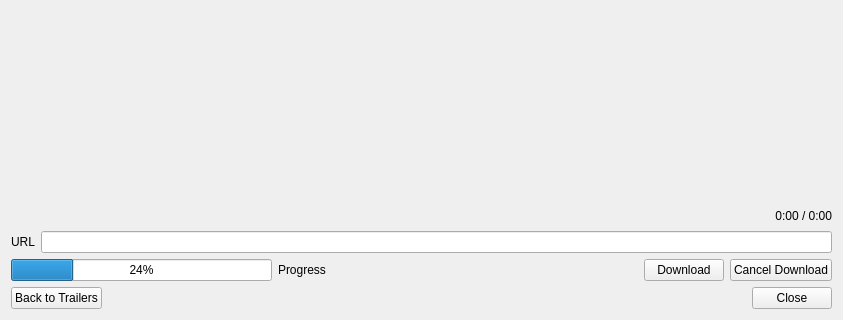
Komet/MediaElch, file globals/TrailerDialog.ui: the form before one commit; both pictures show x 0 to 843 and y 324 to 644 of the 843 by 644 pixel window.
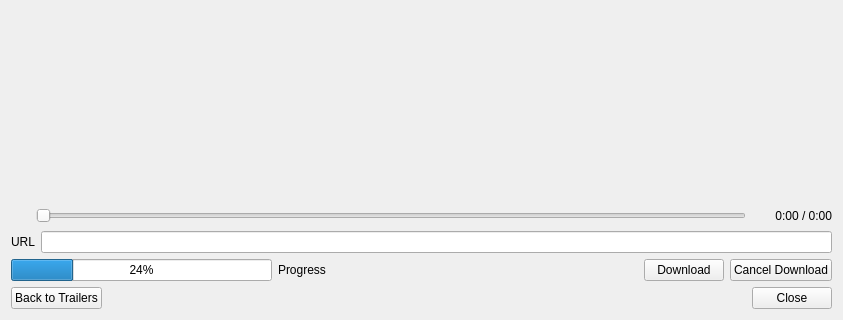
The form after the commit. The open tabs and pages were chosen to show the change. Icons and pictures are not drawn. Custom widgets are drawn as their Qt base class.

Diff of the .ui file:
```diff
--- a/globals/TrailerDialog.ui
+++ b/globals/TrailerDialog.ui
@@ -235,7 +235,11 @@
           </widget>
          </item>
          <item>
-          <widget class="Phonon::SeekSlider" name="seekSlider"/>
+          <widget class="QSlider" name="seekSlider">
+           <property name="orientation">
+            <enum>Qt::Horizontal</enum>
+           </property>
+          </widget>
          </item>
          <item>
           <widget class="QLabel" name="time">
@@ -366,9 +370,9 @@
  </widget>
  <customwidgets>
   <customwidget>
-   <class>Phonon::SeekSlider</class>
-   <extends>QWidget</extends>
-   <header location="global">phonon/seekslider.h</header>
+   <class>MyLineEdit</class>
+   <extends>QLineEdit</extends>
+   <header>smallWidgets/MyLineEdit.h</header>
   </customwidget>
   <customwidget>
    <class>SlidingStackedWidget</class>
@@ -376,11 +380,6 @@
    <header>smallWidgets/SlidingStackedWidget.h</header>
    <container>1</container>
   </customwidget>
-  <customwidget>
-   <class>MyLineEdit</class>
-   <extends>QLineEdit</extends>
-   <header>smallWidgets/MyLineEdit.h</header>
-  </customwidget>
  </customwidgets>
  <resources>
   <include location="../MediaElch.qrc"/>
```
Left out of the diff: 35 changed lines with no effect on the pictures.
